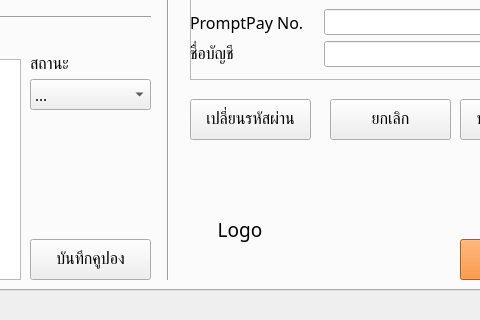
richeyphu/YouChooseWeBuild-Project, file ui/admin_main.ui: the form before one commit; both pictures show x 462 to 942 and y 400 to 720 of the 1080 by 720 pixel window.
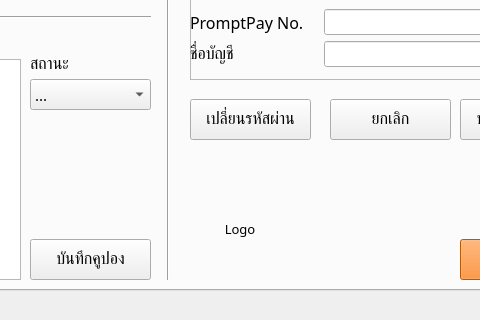
The form after the commit. The open tabs and pages were chosen to show the change.

```diff
--- a/ui/admin_main.ui
+++ b/ui/admin_main.ui
@@ -1574,6 +1574,11 @@
         <height>100</height>
        </rect>
       </property>
+      <property name="font">
+       <font>
+        <pointsize>10</pointsize>
+       </font>
+      </property>
       <property name="text">
        <string>Logo</string>
       </property>
```
Left out of the diff: 49 changed lines with no effect on the pictures.
